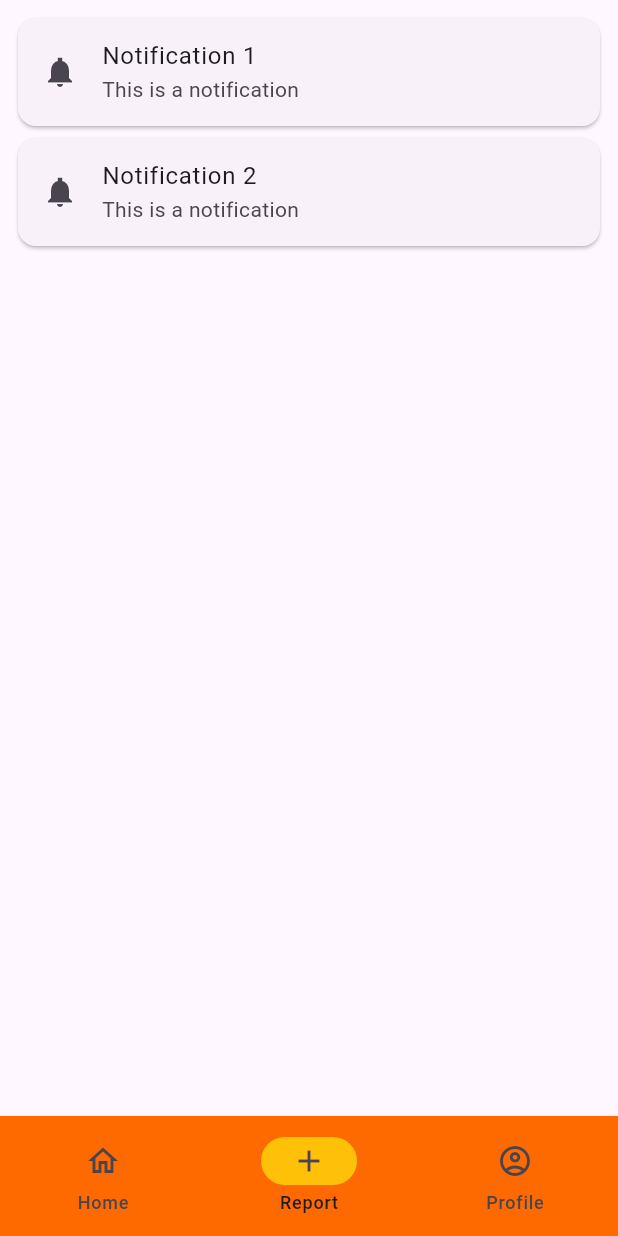
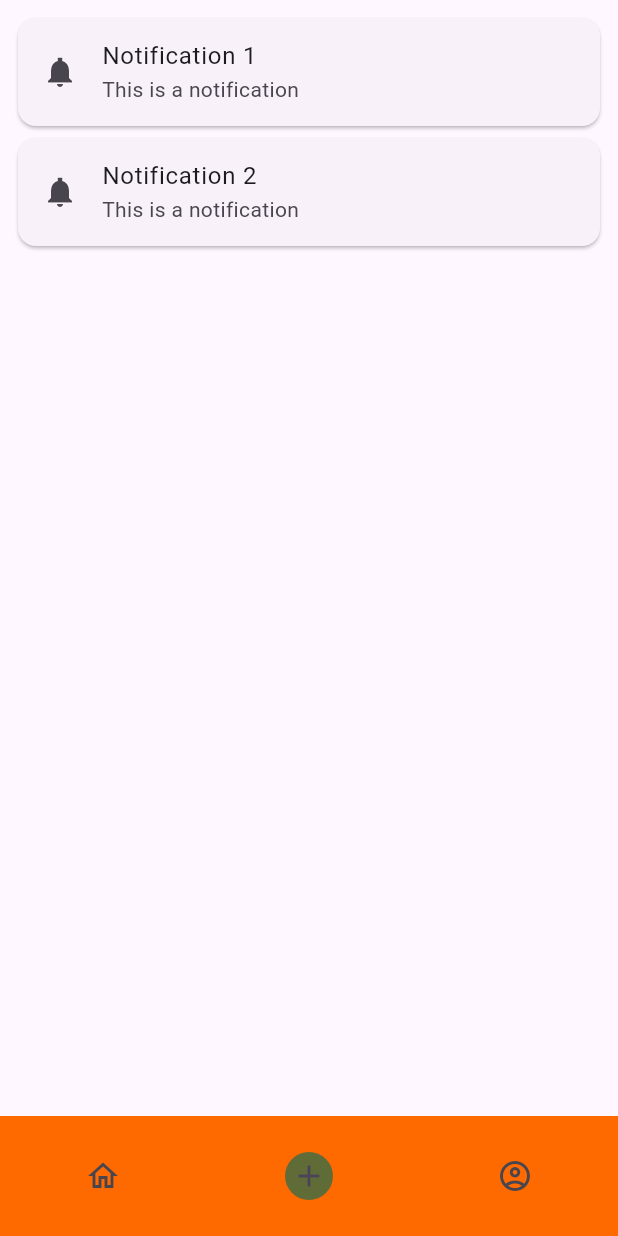
Before and after one commit to ashleychching/repair_tracker, a Flutter app: the ReportPage screen opened directly, on a phone screen of 412 x 824 dp. Run offline on Flutter 3.47's test engine with Material 3 defaults, Android fonts, the phone set to English and light mode, and no system bars; missing offline and left inert: dart:ffi.

```diff
--- a/lib/main.dart
+++ b/lib/main.dart
@@ -76,7 +76,6 @@ class _MyHomePageState extends State<MyHomePage> {
 
         indicatorColor: const Color(0xFF606C38), // Light green
         indicatorShape: const CircleBorder(), // Circle shape for indicator
-        indicatorPadding: const EdgeInsets.all(16), // Padding to make the circle bigger
         labelBehavior: NavigationDestinationLabelBehavior.alwaysHide,
         selectedIndex: currentPageIndex,
         destinations: const <Widget>[
@@ -143,7 +142,10 @@ class _ReportPageState extends State<ReportPage> {
           }
 
         },
-        indicatorColor: Colors.amber,
+
+        indicatorColor: const Color(0xFF606C38), // Light green
+        indicatorShape: const CircleBorder(), // Circle shape for indicator
+        labelBehavior: NavigationDestinationLabelBehavior.alwaysHide,
         selectedIndex: currentPageIndex,
         destinations: const <Widget>[
           NavigationDestination(
@@ -218,7 +220,10 @@ class _ProfilePageState extends State<ProfilePage> {
             Navigator.push(context, MaterialPageRoute(builder: (context) => const ReportPage(title: "homepage")));
           }
         },
-        indicatorColor: Colors.amber,
+
+        indicatorColor: const Color(0xFF606C38), // Light green
+        indicatorShape: const CircleBorder(), // Circle shape for indicator
+        labelBehavior: NavigationDestinationLabelBehavior.alwaysHide,
         selectedIndex: currentPageIndex,
         destinations: const <Widget>[
           NavigationDestination(
```
